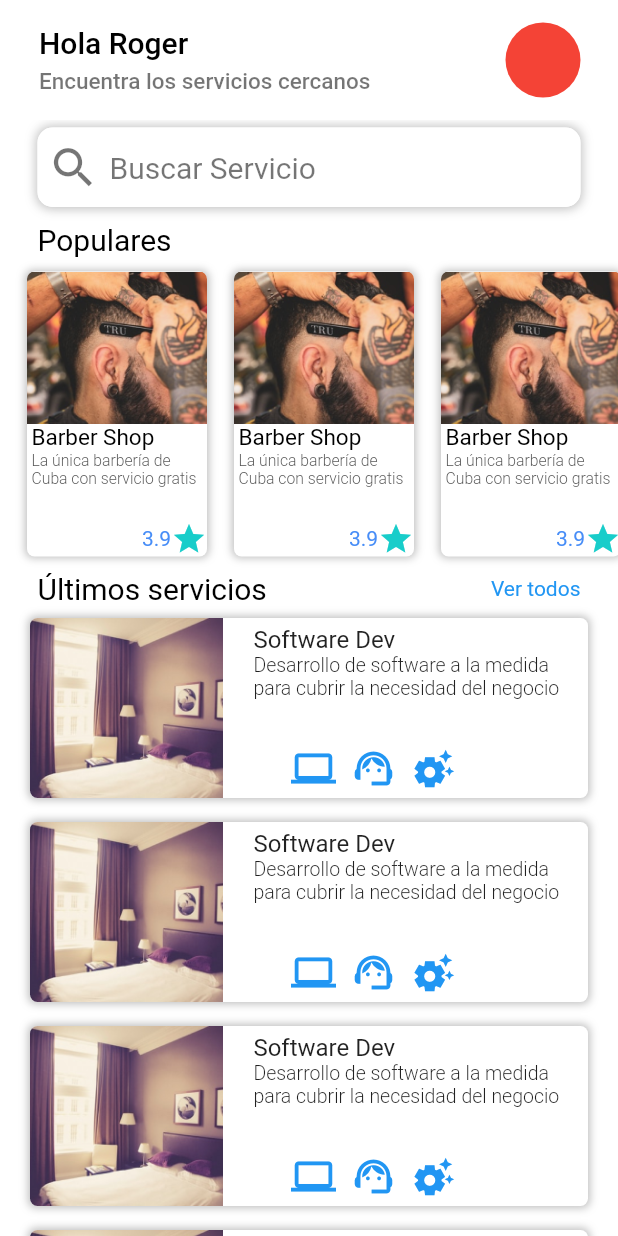
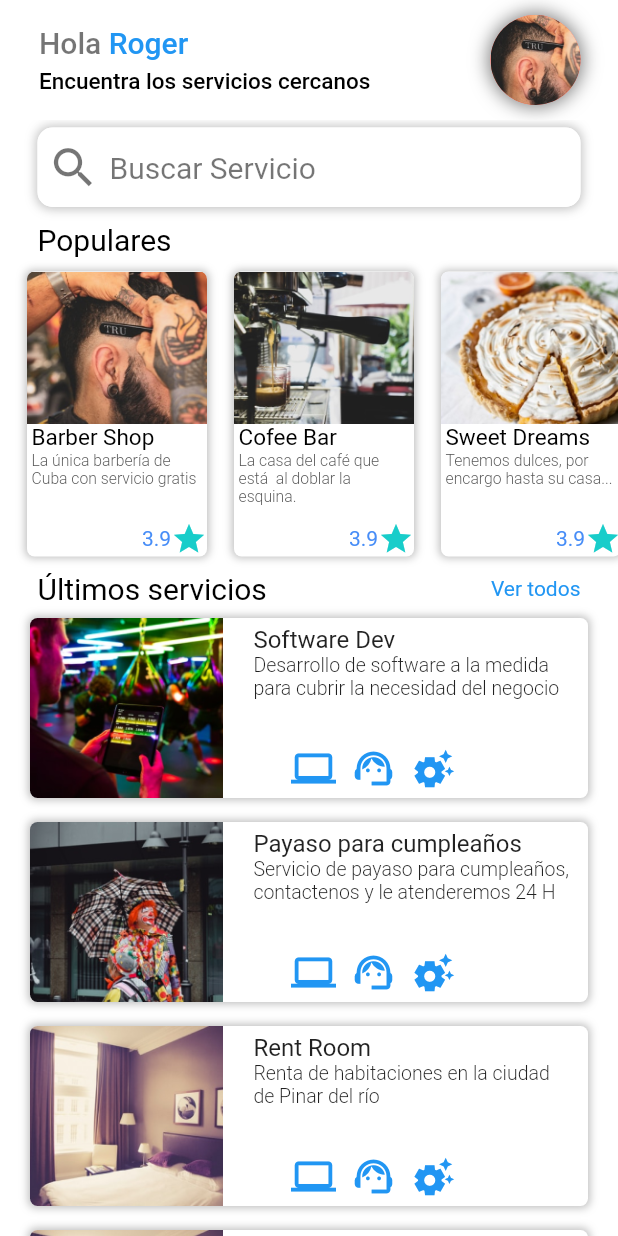
Before and after one commit to rogerordaz1/findit, a Flutter app: the screen it shows after launch, on a phone screen of 412 x 824 dp. Run offline on Flutter 3.47's test engine with Material 2 defaults, Android fonts, the light colour scheme and no system bars; our stand-ins replace get.

Commit message:
con todas las fotos de diseno ver detalles

```diff
--- a/lib/widgets/vertical_card.dart
+++ b/lib/widgets/vertical_card.dart
@@ -3,7 +3,12 @@ import 'package:flutter/material.dart';
 class VerticalCard extends StatelessWidget {
   const VerticalCard({
     Key? key,
+    required this.imagen,
+    required this.title,
+    required this.content,
   }) : super(key: key);
+
+  final String imagen, title, content;
 
   //ver los parametros que falta al widget.
 
@@ -27,33 +32,33 @@ class VerticalCard extends StatelessWidget {
       child: Column(
         crossAxisAlignment: CrossAxisAlignment.start,
         children: [
-          const ClipRRect(
-            borderRadius: BorderRadius.only(
+          ClipRRect(
+            borderRadius: const BorderRadius.only(
               topLeft: Radius.circular(5),
               topRight: Radius.circular(5),
             ),
             child: Image(
-              image: AssetImage(
-                'assets/barberia.png',
-              ),
+              image: AssetImage(imagen),
               fit: BoxFit.cover,
             ),
           ),
-          const Padding(
-            padding: EdgeInsets.symmetric(horizontal: 3),
+          Padding(
+            padding: const EdgeInsets.symmetric(horizontal: 3),
             child: Text(
-              "Barber Shop",
-              style: TextStyle(
+              title,
+              style: const TextStyle(
                   fontSize: 15,
                   fontWeight: FontWeight.w400,
                   color: Color.fromRGBO(0, 0, 0, 1)),
             ),
           ),
-          const Padding(
-            padding: EdgeInsets.symmetric(horizontal: 3),
+          Padding(
+            padding: const EdgeInsets.symmetric(
+              horizontal: 3,
+            ),
             child: Text(
-              "La única barbería de Cuba con servicio gratis",
-              style: TextStyle(
+              content,
+              style: const TextStyle(
                   fontSize: 10.5,
                   fontWeight: FontWeight.w300,
                   color: Color.fromRGBO(88, 88, 88, 1)),
--- a/lib/wiews/home.dart
+++ b/lib/wiews/home.dart
@@ -36,13 +36,36 @@ class HomePage extends StatelessWidget {
                   child: ListView(
                     physics: const BouncingScrollPhysics(),
                     children: const [
-                      HorizontalCard(),
-                      HorizontalCard(),
-                      HorizontalCard(),
-                      HorizontalCard(),
-                      HorizontalCard(),
-                      HorizontalCard(),
-                      HorizontalCard(),
+                      HorizontalCard(
+                        imagen: "assets/software.png",
+                        title: "Software Dev",
+                        content:
+                            "Desarrollo de software a la medida para cubrir la necesidad del negocio",
+                      ),
+                      HorizontalCard(
+                        imagen: "assets/payaso.png",
+                        title: "Payaso para cumpleaños",
+                        content:
+                            "Servicio de payaso para cumpleaños, contactenos y le atenderemos 24 H",
+                      ),
+                      HorizontalCard(
+                        imagen: "assets/cuarto.png",
+                        title: "Rent Room",
+                        content:
+                            "Renta de habitaciones en la ciudad de Pinar del río",
+                      ),
+                      HorizontalCard(
+                        imagen: "assets/cuarto.png",
+                        title: "Rent Room",
+                        content:
+                            "Renta de habitaciones en la ciudad de Pinar del río",
+                      ),
+                      HorizontalCard(
+                        imagen: "assets/cuarto.png",
+                        title: "Rent Room",
+                        content:
+                            "Renta de habitaciones en la ciudad de Pinar del río",
+                      ),
                     ],
                   ),
                 )
@@ -84,27 +107,49 @@ class HomePage extends StatelessWidget {
         padding: const EdgeInsets.only(left: 10),
         child: Column(
           crossAxisAlignment: CrossAxisAlignment.start,
-          children: const [
-            Text(
-              "Hola Roger",
-              style: TextStyle(color: Colors.black),
+          children: [
+            Row(
+              children: const [
+                Text("Hola",
+                    style: TextStyle(
+                      color: Colors.black54,
+                    )),
+                SizedBox(
+                  width: 5,
+                ),
+                Text("Roger",
+                    style: TextStyle(
+                      color: Colors.blue,
+                    )),
+              ],
             ),
-            SizedBox(
+            const SizedBox(
               height: 5,
             ),
-            Text(
+            const Text(
               "Encuentra los servicios cercanos",
-              style: TextStyle(color: Colors.black54, fontSize: 15),
+              style: TextStyle(color: Colors.black, fontSize: 15),
             ),
           ],
         ),
       ),
-      actions: const [
+      actions: [
         Padding(
-          padding: EdgeInsets.only(right: 25),
-          child: CircleAvatar(
-            radius: 25,
-            backgroundColor: Colors.red,
+          padding: const EdgeInsets.only(right: 25),
+          child: Container(
+            decoration: const BoxDecoration(
+              shape: BoxShape.circle,
+              color: Colors.white,
+              boxShadow: [
+                BoxShadow(
+                    blurRadius: 10, color: Colors.black54, spreadRadius: 1)
+              ],
+            ),
+            child: const CircleAvatar(
+              radius: 30,
+              backgroundColor: Colors.red,
+              backgroundImage: AssetImage('assets/barberia.png'),
+            ),
           ),
         )
       ],
@@ -115,8 +160,12 @@ class HomePage extends StatelessWidget {
 class HorizontalCard extends StatelessWidget {
   const HorizontalCard({
     Key? key,
+    required this.imagen,
+    required this.title,
+    required this.content,
   }) : super(key: key);
 
+  final String imagen, title, content;
   @override
   Widget build(BuildContext context) {
     return Container(
@@ -135,13 +184,13 @@ class HorizontalCard extends StatelessWidget {
         ],
       ),
       child: Row(children: [
-        const ClipRRect(
-          borderRadius: BorderRadius.only(
+        ClipRRect(
+          borderRadius: const BorderRadius.only(
             topLeft: Radius.circular(5),
             bottomLeft: Radius.circular(5),
           ),
           child: Image(
-            image: AssetImage('assets/cuarto.png'),
+            image: AssetImage(imagen),
             fit: BoxFit.cover,
           ),
         ),
@@ -154,13 +203,12 @@ class HorizontalCard extends StatelessWidget {
             child: Column(
               crossAxisAlignment: CrossAxisAlignment.start,
               children: [
-                const Text("Software Dev",
-                    style:
-                        TextStyle(fontSize: 16, fontWeight: FontWeight.w400)),
-                const Text(
-                    "Desarrollo de software a la medida para cubrir la necesidad del negocio",
-                    style:
-                        TextStyle(fontSize: 13, fontWeight: FontWeight.w300)),
+                Text(title,
+                    style: const TextStyle(
+                        fontSize: 16, fontWeight: FontWeight.w400)),
+                Text(content,
+                    style: const TextStyle(
+                        fontSize: 13, fontWeight: FontWeight.w300)),
                 const Spacer(),
                 Padding(
                   padding: const EdgeInsets.only(left: 25),
@@ -210,12 +258,26 @@ class CardHorizontalSwiper extends StatelessWidget {
       physics: const BouncingScrollPhysics(),
       scrollDirection: Axis.horizontal,
       children: const [
-        VerticalCard(),
-        VerticalCard(),
-        VerticalCard(),
-        VerticalCard(),
-        VerticalCard(),
-        VerticalCard(),
+        VerticalCard(
+          imagen: "assets/barberia.png",
+          content: 'La única barbería de Cuba con servicio gratis',
+          title: 'Barber Shop',
+        ),
+        VerticalCard(
+          imagen: "assets/coffe.png",
+          content: 'La casa del café que está  al doblar la esquina.',
+          title: 'Cofee Bar',
+        ),
+        VerticalCard(
+          imagen: "assets/cake.png",
+          content: 'Tenemos dulces, por encargo hasta su casa...',
+          title: 'Sweet Dreams',
+        ),
+        VerticalCard(
+          imagen: "assets/barberia.png",
+          content: 'La única barbería de Cuba con servicio gratis',
+          title: 'Barber Shop',
+        ),
       ],
     );
   }
```
Also changed, not shown: assets/cake.png (added), assets/coffe.png (added), assets/payaso.png (added), assets/software.png (added).
